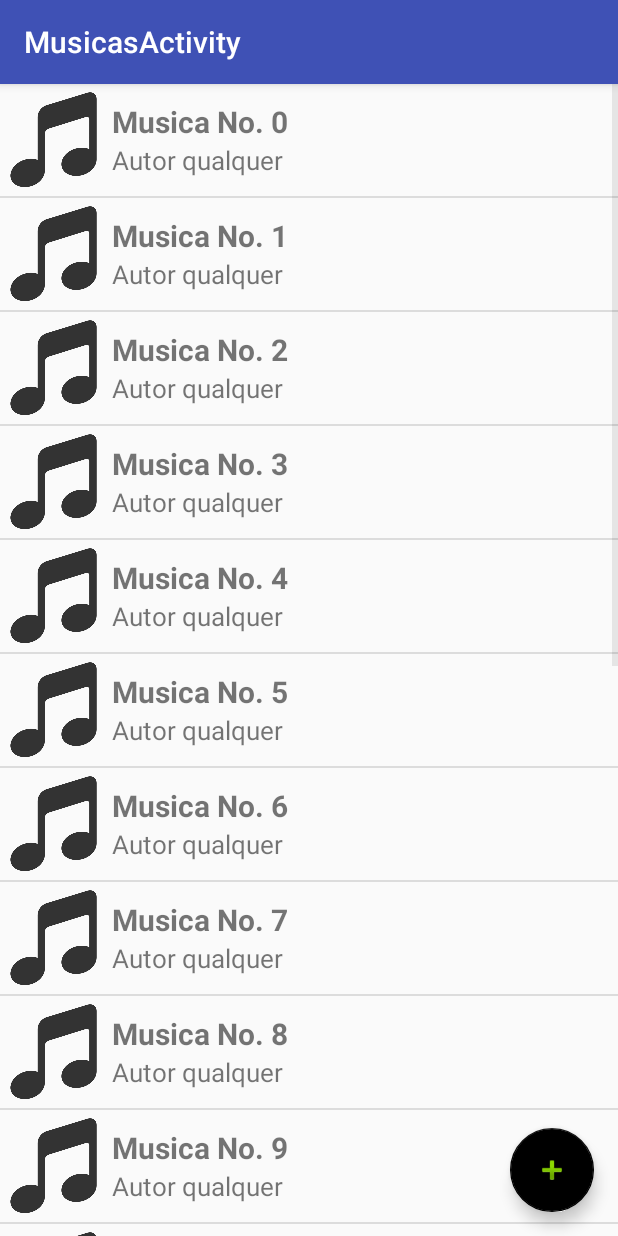
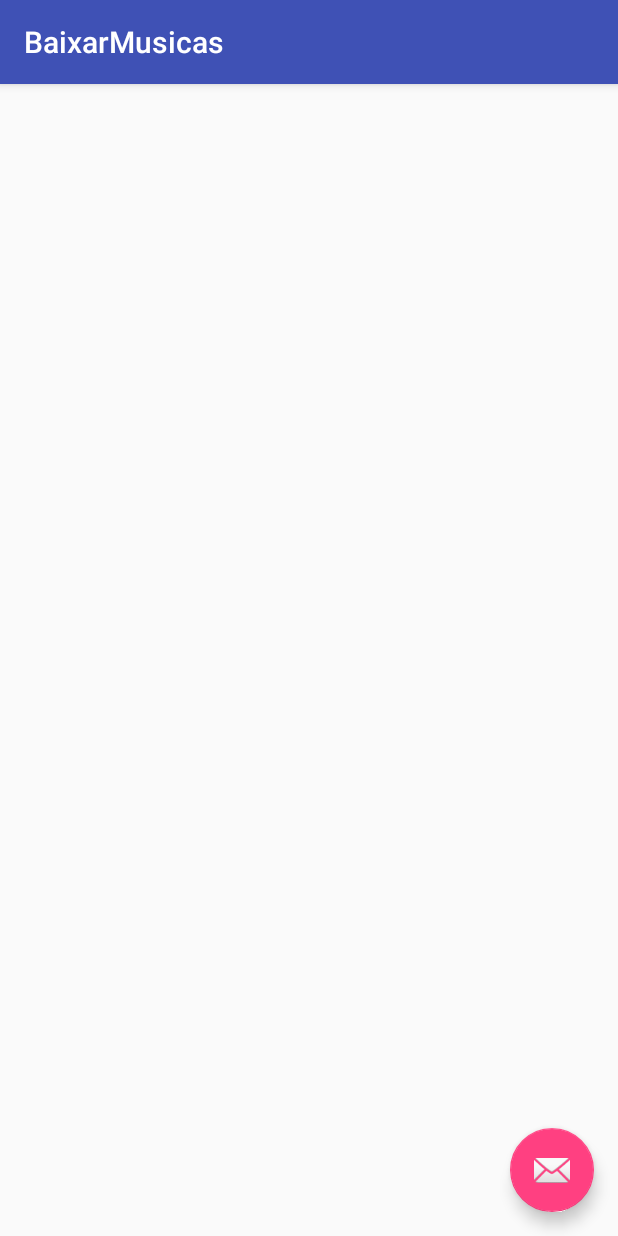
Before and after one commit to Romanope/projetopa, an Android app: the MusicasActivity screen opened directly, with no data from a screen before it, after a tap on an icon or button, on a phone screen of 412 x 824 dp. Run offline under Robolectric (Android 15) with nearby library versions, the phone set to English and light mode, and no system bars.

Commit message:
Adicao activity baixar musicas

```diff
--- a/AppProjeto/app/src/main/AndroidManifest.xml
+++ b/AppProjeto/app/src/main/AndroidManifest.xml
@@ -30,7 +30,11 @@
             android:name=".VideosActivity"
             android:label="@string/title_activity_videos"
             android:theme="@style/AppTheme.NoActionBar" />
-        <activity android:name=".CadastroContatoActivity"></activity>
+        <activity android:name=".CadastroContatoActivity" />
+        <activity
+            android:name=".BaixarMusicas"
+            android:label="@string/title_activity_baixar_musicas"
+            android:theme="@style/AppTheme.NoActionBar"></activity>
     </application>
 
 </manifest>
--- /dev/null
+++ b/AppProjeto/app/src/main/java/com/progavancada/appprojeto/BaixarMusicas.java
@@ -0,0 +1,29 @@
+package com.progavancada.appprojeto;
+
+import android.os.Bundle;
+import android.support.design.widget.FloatingActionButton;
+import android.support.design.widget.Snackbar;
+import android.support.v7.app.AppCompatActivity;
+import android.support.v7.widget.Toolbar;
+import android.view.View;
+
+public class BaixarMusicas extends AppCompatActivity {
+
+    @Override
+    protected void onCreate(Bundle savedInstanceState) {
+        super.onCreate(savedInstanceState);
+        setContentView(R.layout.activity_baixar_musicas);
+        Toolbar toolbar = (Toolbar) findViewById(R.id.toolbar);
+        setSupportActionBar(toolbar);
+
+        FloatingActionButton fab = (FloatingActionButton) findViewById(R.id.fab);
+        fab.setOnClickListener(new View.OnClickListener() {
+            @Override
+            public void onClick(View view) {
+                Snackbar.make(view, "Replace with your own action", Snackbar.LENGTH_LONG)
+                        .setAction("Action", null).show();
+            }
+        });
+    }
+
+}
--- a/AppProjeto/app/src/main/java/com/progavancada/appprojeto/MusicasActivity.java
+++ b/AppProjeto/app/src/main/java/com/progavancada/appprojeto/MusicasActivity.java
@@ -1,5 +1,6 @@
 package com.progavancada.appprojeto;
 
+import android.content.Intent;
 import android.os.Bundle;
 import android.support.design.widget.FloatingActionButton;
 import android.support.design.widget.Snackbar;
@@ -32,7 +33,8 @@ public class MusicasActivity extends AppCompatActivity {
         fab.setOnClickListener(new View.OnClickListener() {
             @Override
             public void onClick(View view) {
-                // Botao para adicionar nova musica
+                Intent intent = new Intent(MusicasActivity.this, BaixarMusicas.class);
+                startActivity(intent);
             }
         });
 
--- /dev/null
+++ b/AppProjeto/app/src/main/res/layout/activity_baixar_musicas.xml
@@ -0,0 +1,34 @@
+<?xml version="1.0" encoding="utf-8"?>
+<android.support.design.widget.CoordinatorLayout xmlns:android="http://schemas.android.com/apk/res/android"
+    xmlns:app="http://schemas.android.com/apk/res-auto"
+    xmlns:tools="http://schemas.android.com/tools"
+    android:layout_width="match_parent"
+    android:layout_height="match_parent"
+    android:fitsSystemWindows="true"
+    tools:context="com.progavancada.appprojeto.BaixarMusicas">
+
+    <android.support.design.widget.AppBarLayout
+        android:layout_width="match_parent"
+        android:layout_height="wrap_content"
+        android:theme="@style/AppTheme.AppBarOverlay">
+
+        <android.support.v7.widget.Toolbar
+            android:id="@+id/toolbar"
+            android:layout_width="match_parent"
+            android:layout_height="?attr/actionBarSize"
+            android:background="?attr/colorPrimary"
+            app:popupTheme="@style/AppTheme.PopupOverlay" />
+
+    </android.support.design.widget.AppBarLayout>
+
+    <include layout="@layout/content_baixar_musicas" />
+
+    <android.support.design.widget.FloatingActionButton
+        android:id="@+id/fab"
+        android:layout_width="wrap_content"
+        android:layout_height="wrap_content"
+        android:layout_gravity="bottom|end"
+        android:layout_margin="@dimen/fab_margin"
+        app:srcCompat="@android:drawable/ic_dialog_email" />
+
+</android.support.design.widget.CoordinatorLayout>
--- /dev/null
+++ b/AppProjeto/app/src/main/res/layout/content_baixar_musicas.xml
@@ -0,0 +1,16 @@
+<?xml version="1.0" encoding="utf-8"?>
+<RelativeLayout xmlns:android="http://schemas.android.com/apk/res/android"
+    xmlns:app="http://schemas.android.com/apk/res-auto"
+    xmlns:tools="http://schemas.android.com/tools"
+    android:id="@+id/content_baixar_musicas"
+    android:layout_width="match_parent"
+    android:layout_height="match_parent"
+    android:paddingBottom="@dimen/activity_vertical_margin"
+    android:paddingLeft="@dimen/activity_horizontal_margin"
+    android:paddingRight="@dimen/activity_horizontal_margin"
+    android:paddingTop="@dimen/activity_vertical_margin"
+    app:layout_behavior="@string/appbar_scrolling_view_behavior"
+    tools:context="com.progavancada.appprojeto.BaixarMusicas"
+    tools:showIn="@layout/activity_baixar_musicas">
+
+</RelativeLayout>
--- a/AppProjeto/app/src/main/res/values/strings.xml
+++ b/AppProjeto/app/src/main/res/values/strings.xml
@@ -11,4 +11,5 @@
     <string name="preview">Preview:</string>
     <string name="carregar">Preview</string>
     <string name="ou">ou</string>
+    <string name="title_activity_baixar_musicas">BaixarMusicas</string>
 </resources>
```
